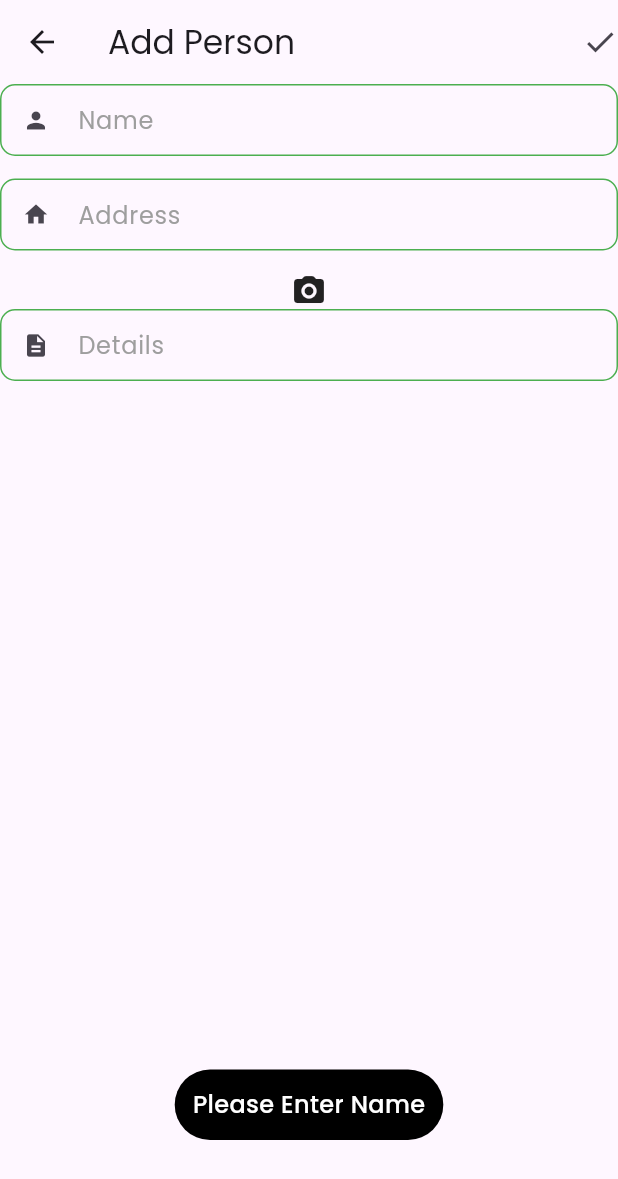
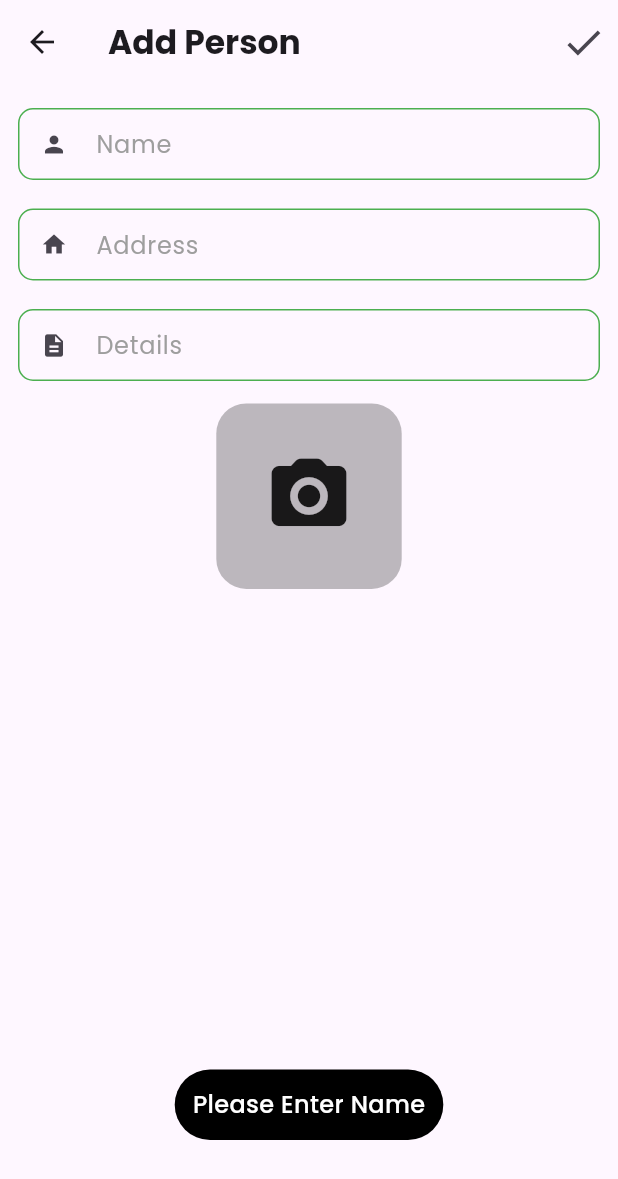
Before and after one commit to TheLameOne/udhaari, a Flutter app: the AddPerson screen opened directly, after a tap on the "check" icon, on a phone screen of 412 x 824 dp. Shown: the top 1179 px of the screen. Run offline on Flutter 3.47's test engine with Material 3 defaults, Android fonts, the phone set to English and light mode, and no system bars; our stand-ins replace cloud_firestore, firebase_core, firebase_storage, fluttertoast, google_fonts, image_picker and 2 more; missing offline and left inert: dart:ffi; accounts and stored records are empty.

Commit message:
add persons styling

```diff
--- a/lib/custom/CustomTextField.dart
+++ b/lib/custom/CustomTextField.dart
@@ -23,7 +23,7 @@ class CustomTextField extends StatelessWidget {
   @override
   Widget build(BuildContext context) {
     return Container(
-      margin: const EdgeInsets.only(bottom: 15),
+      margin: const EdgeInsets.only(top: 4, left: 4, right: 4, bottom: 15),
       child: TextField(
         onChanged: onChanged,
         enabled: true,
--- a/lib/screens/AddPerson.dart
+++ b/lib/screens/AddPerson.dart
@@ -30,6 +30,7 @@ class _AddPersonState extends State<AddPerson> {
 
   @override
   Widget build(BuildContext context) {
+    final size = MediaQuery.of(context).size;
     return Scaffold(
       appBar: AppBar(
         actions: [
@@ -57,7 +58,7 @@ class _AddPersonState extends State<AddPerson> {
                     // .where('phoneNumber', isEqualTo: phoneNumber)
                     .add({
                       //Data added in the form of a dictionary into the document.
-                      'name': name,
+                      'name': name.toTitleCase(),
                       'address': address,
                       'netamount': 0,
                       'imageURL': imageURL,
@@ -67,11 +68,23 @@ class _AddPersonState extends State<AddPerson> {
                 successToast("Person Added Successfully", context);
                 Navigator.pop(context);
               },
-              child: Icon(Icons.check))
+              child: Padding(
+                padding: const EdgeInsets.all(8.0),
+                child: Icon(
+                  Icons.check,
+                  size: 30,
+                  weight: 10,
+                ),
+              ))
         ],
-        title: Text("Add Person"),
+        title: Text(
+          "Add Person",
+          style: TextStyle(fontWeight: FontWeight.bold),
         ),
-      body: Container(
+      ),
+      body: Padding(
+        padding: const EdgeInsets.only(top: 12, bottom: 8, left: 8, right: 8),
+        child: Container(
           child: Column(
             children: [
               // Name*
@@ -97,11 +110,21 @@ class _AddPersonState extends State<AddPerson> {
                 },
               ),
 
+              CustomTextField(
+                inputType: TextInputType.text,
+                obscureText: false,
+                name: "Details",
+                controller: detailsController,
+                prefixIcon: Icons.description,
+                onChanged: (value) {
+                  details = value!;
+                },
+              ),
               InkWell(
                   onTap: () async {
                     ImagePicker imagePicker = ImagePicker();
-                  XFile? file =
-                      await imagePicker.pickImage(source: ImageSource.gallery);
+                    XFile? file = await imagePicker.pickImage(
+                        source: ImageSource.gallery);
 
                     if (file != null) {
                       String id =
@@ -117,18 +140,15 @@ class _AddPersonState extends State<AddPerson> {
                       errorToast("Please Choose the File", context);
                     }
                   },
-                child: Icon(Icons.camera_alt_rounded)),
-            CustomTextField(
-              inputType: TextInputType.text,
-              obscureText: false,
-              name: "Details",
-              controller: detailsController,
-              prefixIcon: Icons.description,
-              onChanged: (value) {
-                details = value!;
-              },
+                  child: Container(
+                      height: size.height * 0.15,
+                      width: size.width * 0.30,
+                      decoration: BoxDecoration(
+                          color: Colors.black26,
+                          borderRadius: BorderRadius.circular(20)),
+                      child: Icon(Icons.camera_alt_rounded, size: 60))),
+            ],
           ),
-          ],
         ),
       ),
     );
```
Lines whose indentation alone changed are shown as unchanged.
